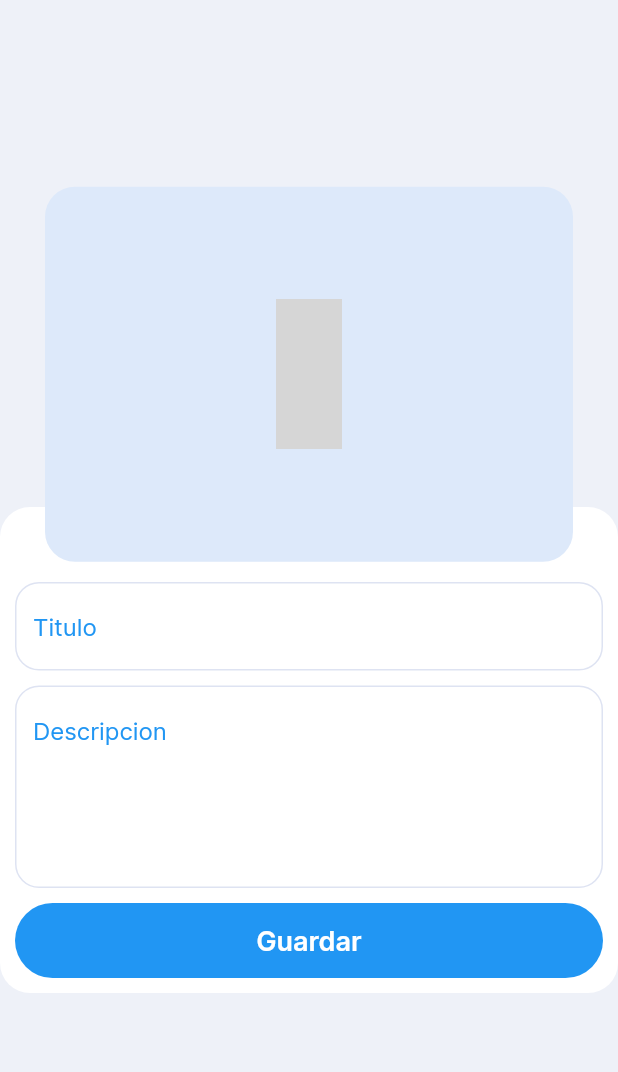
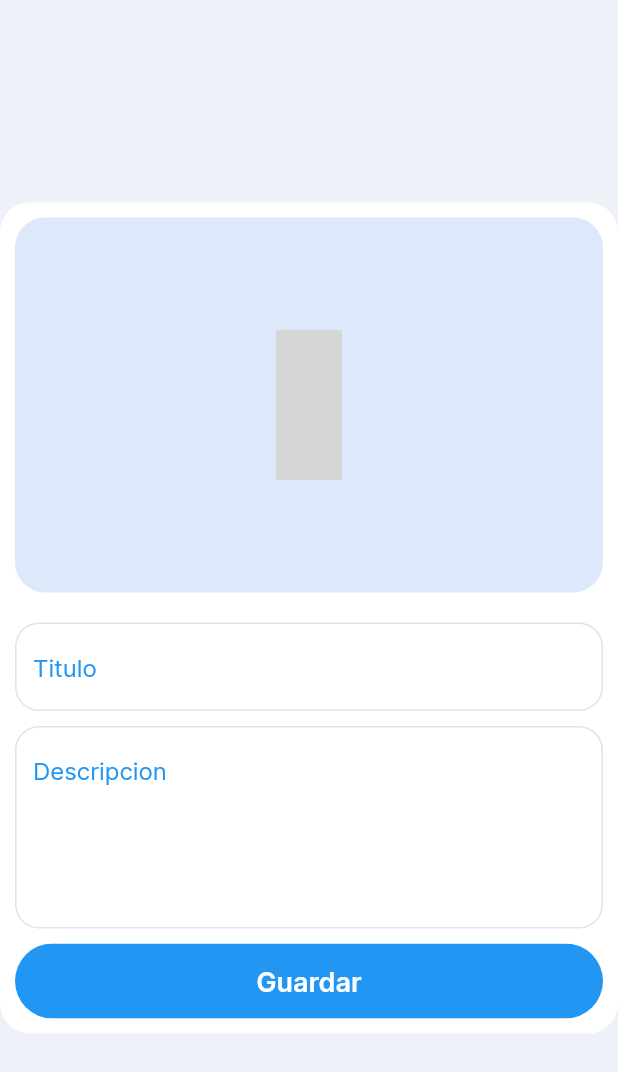
Before and after one commit to jrdeavila/admin_observapp, a Flutter app: the FormSection widget shown alone on an empty page, opened directly, on a phone screen of 412 x 824 dp. Shown: the top 1072 px of the screen. Run offline on Flutter 3.47's test engine with Material 2 defaults, Android fonts, the phone set to English and light mode, and no system bars; our stand-ins replace dio, flutter_keyboard_visibility, flutter_svg, get, get_it, image_picker and 3 more; missing offline and left inert: awesome_icons; accounts and stored records are empty; network calls fail; grey boxes are pictures that could not be loaded.

Commit message:
Adding Update Section Use Case

```diff
--- a/lib/src/application/interfaces/section_use_case.dart
+++ b/lib/src/application/interfaces/section_use_case.dart
@@ -19,3 +19,7 @@ abstract class IDeleteSectionUseCase {
 abstract class IStoreSectionUseCase {
   Future<Section> storeSection(CreateSectionRequest section);
 }
+
+abstract class IUpdateSectionUseCase {
+  Future<Section> updateSection(UpdateSectionRequest section);
+}
--- a/lib/src/application/requests/section_request.dart
+++ b/lib/src/application/requests/section_request.dart
@@ -11,3 +11,17 @@ class CreateSectionRequest {
     required this.image,
   });
 }
+
+class UpdateSectionRequest {
+  final String slug;
+  final String title;
+  final String? description;
+  final Uint8List? image;
+
+  UpdateSectionRequest({
+    required this.slug,
+    required this.title,
+    this.description,
+    this.image,
+  });
+}
--- a/lib/src/domain/entities/section.dart
+++ b/lib/src/domain/entities/section.dart
@@ -3,12 +3,14 @@ class Section {
   final String title;
   final String slug;
   final String image;
+  final String description;
 
   Section({
     required this.id,
     required this.title,
     required this.slug,
     required this.image,
+    required this.description,
   });
 }
 
--- a/lib/src/infrastructure/bindings/dependencies.dart
+++ b/lib/src/infrastructure/bindings/dependencies.dart
@@ -13,8 +13,6 @@ abstract class DioModule {
           connectTimeout: 5000.milliseconds,
           receiveTimeout: 5000.milliseconds,
           headers: {
-            'content-type': 'text/html; charset=utf-8',
-            'application': 'x-www-form-urlencoded',
             "X-Metabase-Session": "1d603365-60e8-49a9-86f7-5ea28acff4d1",
           },
         ),
@@ -25,6 +23,7 @@ abstract class DioModule {
         ValidatorInterceptor(),
         NotificationInterceptor(),
         LogInterceptor(
+          requestBody: true,
           responseBody: true,
         )
       ];
--- a/lib/src/infrastructure/data_sources/section_data_source.dart
+++ b/lib/src/infrastructure/data_sources/section_data_source.dart
@@ -6,6 +6,7 @@ Section sectionFromJSON(JSON json) {
     title: json["title"],
     slug: json["slug"],
     image: json["image"],
+    description: json["description"],
   );
 }
 
--- a/lib/src/infrastructure/interfaces/http_client.dart
+++ b/lib/src/infrastructure/interfaces/http_client.dart
@@ -2,19 +2,23 @@ abstract class IHttpClient {
   Future<T> get<T>(
     String path, {
     Map<String, dynamic>? queryParameters,
+    Map<String, String>? headers,
   });
   Future<T> post<T>(
     String path, {
     Object? data,
     Map<String, dynamic>? queryParameters,
+    Map<String, String>? headers,
   });
   Future<T> put<T>(
     String path, {
     Object? data,
     Map<String, dynamic>? queryParameters,
+    Map<String, String>? headers,
   });
   Future<T> delete<T>(
     String path, {
     Map<String, dynamic>? queryParameters,
+    Map<String, String>? headers,
   });
 }
--- a/lib/src/presentation/features/dashboard/bindings/section_details_bindings.dart
+++ b/lib/src/presentation/features/dashboard/bindings/section_details_bindings.dart
@@ -5,6 +5,6 @@ class SectionDetailsBindings extends Bindings {
   @override
   void dependencies() {
     Get.lazyPut<SectionDetailsController>(() => SectionDetailsController());
-    Get.lazyPut(() => CreateSectionController());
+    Get.put(CreateSectionController());
   }
 }
--- a/lib/src/presentation/features/dashboard/widgets/section_form.dart
+++ b/lib/src/presentation/features/dashboard/widgets/section_form.dart
@@ -4,25 +4,22 @@ import 'package:get/get.dart';
 import 'package:mobile_opservapp/lib.dart';
 import 'package:mobile_opservapp/src/presentation/common/widgets/pickers.dart';
 
-class FormSection extends GetView<CreateSectionController> {
-  const FormSection({super.key});
+class FormSection extends StatelessWidget {
+  final Section? section;
+  const FormSection({super.key, this.section});
 
   @override
   Widget build(BuildContext context) {
+    final controller = Get.find<CreateSectionController>();
+    controller.setSection(section);
     return Obx(() {
       return Center(
         child: SizedBox(
           width: 500.0,
-          height: 500,
           child: Material(
             color: Colors.transparent,
-            child: Stack(
-              children: [
-                Align(
-                  alignment: FractionalOffset.bottomCenter,
             child: Container(
-                    padding: const EdgeInsets.only(
-                        top: 50.0, bottom: 10.0, left: 10.0, right: 10.0),
+              padding: const EdgeInsets.all(10.0),
               decoration: BoxDecoration(
                 borderRadius: BorderRadius.circular(20.0),
                 color: Theme.of(context).colorScheme.onPrimary,
@@ -30,17 +27,88 @@ class FormSection extends GetView<CreateSectionController> {
               child: Column(
                 mainAxisSize: MainAxisSize.min,
                 children: [
+                  ImagePickerWidget(
+                      onChoose: (image) => controller.setImage(image),
+                      builder: ((context, image) {
+                        return Container(
+                          decoration: BoxDecoration(
+                            image: image != null
+                                ? DecorationImage(
+                                    image: MemoryImage(image),
+                                    fit: BoxFit.cover,
+                                  )
+                                : section?.image != null
+                                    ? DecorationImage(
+                                        image: NetworkImage(
+                                          "$baseUrl$sectionsDomainEndpoint/storage/${section?.image}",
+                                        ),
+                                        fit: BoxFit.cover,
+                                      )
+                                    : null,
+                            borderRadius: BorderRadius.circular(20.0),
+                            color: const Color(0xFFdde9fa),
+                          ),
+                          height: 250,
+                          child: image != null || section?.image != null
+                              ? null
+                              : Center(
+                                  child: Icon(
+                                    FontAwesomeIcons.image,
+                                    size: 100,
+                                    color:
+                                        Theme.of(context).colorScheme.primary,
+                                  ),
+                                ),
+                        );
+                      })),
+                  const SizedBox(
+                    height: 10.0,
+                  ),
+                  // Show Errors
+                  if (controller.errors.isNotEmpty)
+                    Container(
+                      padding: const EdgeInsets.all(10.0),
+                      decoration: BoxDecoration(
+                        borderRadius: BorderRadius.circular(10.0),
+                        color: Colors.red,
+                      ),
+                      child: Column(
+                        children: [
+                          for (final error in controller.errors.entries)
+                            Row(
+                              children: [
+                                const Icon(
+                                  FontAwesomeIcons.exclamation,
+                                  color: Colors.white,
+                                ),
+                                const SizedBox(
+                                  width: 10.0,
+                                ),
+                                Text(
+                                  error.value.join(', '),
+                                  style: const TextStyle(
+                                    color: Colors.white,
+                                  ),
+                                ),
+                              ],
+                            )
+                        ],
+                      ),
+                    ),
+                  const SizedBox(
+                    height: 10.0,
+                  ),
                   AppTxtField(
+                    initialValue: section?.title,
                     hintText: "Titulo",
-                          errors: controller.errors["title"],
                     onChange: (value) => controller.setTitle(value),
                   ),
                   const SizedBox(
                     height: 10.0,
                   ),
                   AppTxtField(
+                    initialValue: section?.description,
                     hintText: "Descripcion",
-                          errors: controller.errors["description"],
                     onChange: (value) => controller.setDescription(value),
                     maxLines: 7,
                     minLines: 5,
@@ -58,43 +126,6 @@ class FormSection extends GetView<CreateSectionController> {
               ),
             ),
           ),
-                Align(
-                  alignment: FractionalOffset(
-                    0.5,
-                    -0.15 * (controller.errors.isEmpty ? 1 : 2),
-                  ),
-                  child: ImagePickerWidget(
-                      onChoose: (image) => controller.setImage(image),
-                      builder: ((context, image) {
-                        return Container(
-                          margin: const EdgeInsets.symmetric(horizontal: 30.0),
-                          decoration: BoxDecoration(
-                            image: image != null
-                                ? DecorationImage(
-                                    image: MemoryImage(image),
-                                    fit: BoxFit.cover,
-                                  )
-                                : null,
-                            borderRadius: BorderRadius.circular(20.0),
-                            color: const Color(0xFFdde9fa),
-                          ),
-                          height: 250,
-                          child: image == null
-                              ? Center(
-                                  child: Icon(
-                                    FontAwesomeIcons.image,
-                                    size: 100,
-                                    color:
-                                        Theme.of(context).colorScheme.primary,
-                                  ),
-                                )
-                              : null,
-                        );
-                      })),
-                ),
-              ],
-            ),
-          ),
         ),
       );
     });
```
Also changed, not shown: lib/src/application/use_cases/section_use_case.dart (+16 -0 lines), lib/src/domain/repositories/section_data_repository.dart (+7 -0 lines), lib/src/infrastructure/http/dio/dio_client.dart (+44 -18 lines), lib/src/infrastructure/repositories/http_section_repository.dart (+33 -0 lines), lib/src/presentation/features/dashboard/controllers/create_section_controller.dart (+30 -3 lines), lib/src/presentation/features/dashboard/controllers/section_details_controller.dart (+23 -3 lines), lib/src/presentation/features/dashboard/screens/section_details_screen.dart (+2 -5 lines), lib/src/presentation/features/dashboard/widgets/section_card.dart (+23 -8 lines), lib/src/infrastructure/bindings/injectable.config.dart. Lines whose indentation alone changed are shown as unchanged.
